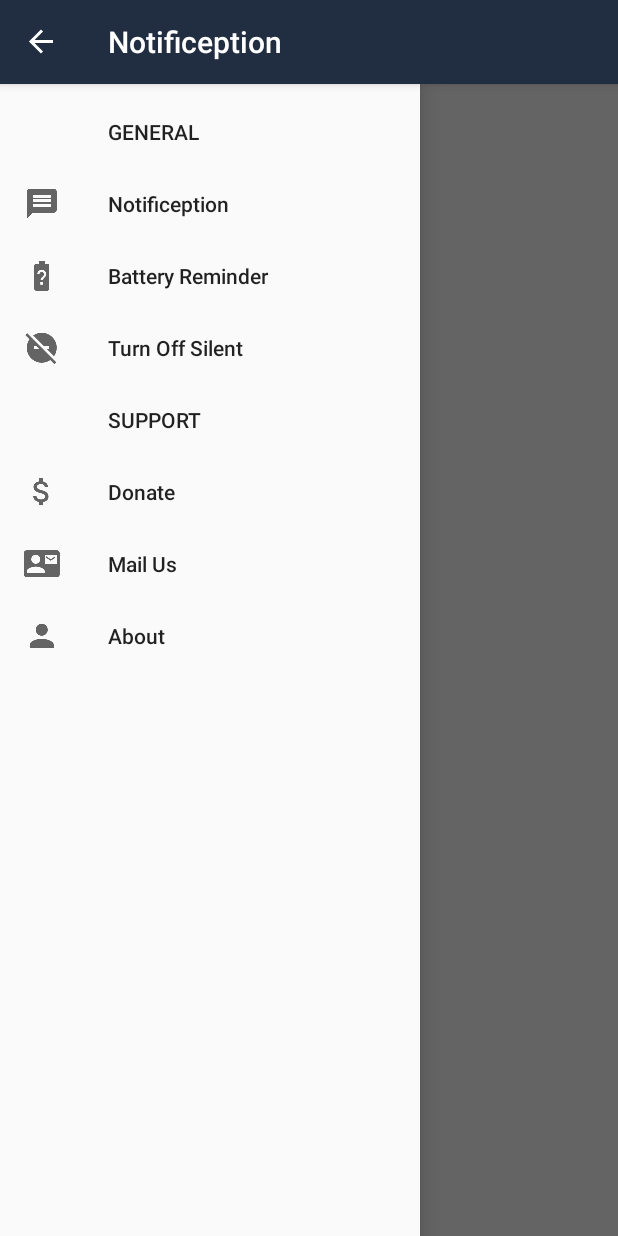
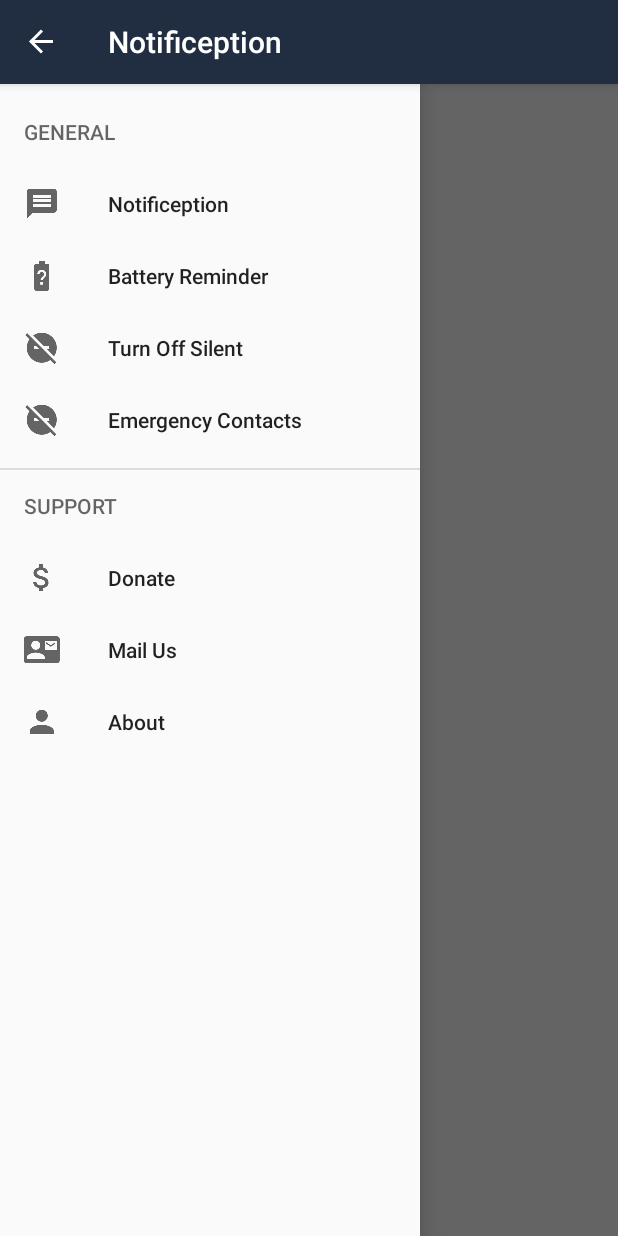
Before and after one commit to Jacky97s/Notifiception, an Android app: the screen it shows after launch (MainActivity), with the side drawer open, on a phone screen of 412 x 824 dp. Run offline under Robolectric (Android 15) with nearby library versions, the phone set to English and light mode, and no system bars.

Commit message:
Menu Done

```diff
--- a/app/src/main/res/menu/navigation_menu.xml
+++ b/app/src/main/res/menu/navigation_menu.xml
@@ -1,34 +1,38 @@
 <?xml version="1.0" encoding="utf-8"?>
 <menu xmlns:android="http://schemas.android.com/apk/res/android">
-    <item
-        android:id="@+id/general"
-        android:title="GENERAL" />
+    <item android:title="@string/general">
+        <menu>
+            <item android:id="@+id/pg_noti"
+                android:icon="@mipmap/ic_message_black_24dp"
+                android:title="@string/notifiception" />
 
-    <item android:id="@+id/nav_account"
-        android:icon="@mipmap/ic_message_black_24dp"
-        android:title="Notifiception" />
+            <item android:id="@+id/pg_br"
+                android:icon="@mipmap/ic_battery_unknown_black_24dp"
+                android:title="@string/battery_reminder" />
 
-    <item android:id="@+id/nav_account"
-        android:icon="@mipmap/ic_battery_unknown_black_24dp"
-        android:title="Battery Reminder" />
+            <item android:id="@+id/pg_tos"
+                android:icon="@mipmap/ic_do_not_disturb_off_black_24dp"
+                android:title="@string/turn_off_silent" />
 
-    <item android:id="@+id/nav_account"
-        android:icon="@mipmap/ic_do_not_disturb_off_black_24dp"
-        android:title="Turn Off Silent" />
+            <item android:id="@+id/pg_police"
+                android:icon="@mipmap/ic_do_not_disturb_off_black_24dp"
+                android:title="@string/emergency_contacts" />
+        </menu>
+    </item>
 
-    <item android:id="@+id/nav_account"
-        android:title="SUPPORT" />
+    <item android:title="@string/support">
+        <menu>
+            <item android:id="@+id/pg_donate"
+            android:icon="@mipmap/ic_attach_money_black_24dp"
+            android:title="@string/donate" />
 
-    <item android:id="@+id/nav_account"
-        android:icon="@mipmap/ic_attach_money_black_24dp"
-        android:title="Donate" />
+            <item android:id="@+id/pg_mail"
+                android:icon="@mipmap/ic_contact_mail_black_24dp"
+                android:title="@string/mail_us" />
 
-    <item android:id="@+id/nav_account"
-        android:icon="@mipmap/ic_contact_mail_black_24dp"
-        android:title="Mail Us" />
-
-    <item android:id="@+id/nav_account"
-        android:icon="@mipmap/ic_person_black_24dp"
-        android:title="About" />
-
+            <item android:id="@+id/pg_about"
+                android:icon="@mipmap/ic_person_black_24dp"
+                android:title="@string/about" />
+        </menu>
+    </item>
 </menu>
--- a/app/src/main/res/values/strings.xml
+++ b/app/src/main/res/values/strings.xml
@@ -2,4 +2,13 @@
     <string name="app_name">Notifiception</string>
     <string name="open">Open</string>
     <string name="close">Close</string>
+    <string name="notifiception">Notifiception</string>
+    <string name="general">GENERAL</string>
+    <string name="battery_reminder">Battery Reminder</string>
+    <string name="turn_off_silent">Turn Off Silent</string>
+    <string name="emergency_contacts">Emergency Contacts</string>
+    <string name="support">SUPPORT</string>
+    <string name="donate">Donate</string>
+    <string name="mail_us">Mail Us</string>
+    <string name="about">About</string>
 </resources>
```
